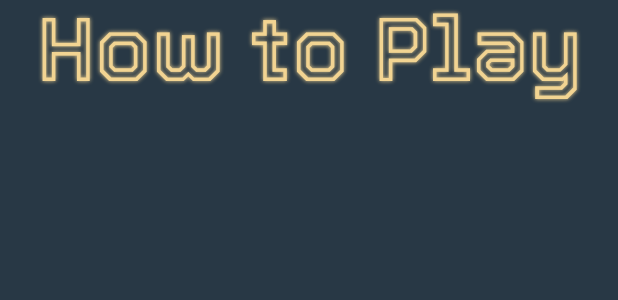
After one commit to pietermn/SM4groep10, an Android app: the layout activity_howtoplay.xml on its own in the app's theme, with its tools: preview values and no code run, on a phone screen of 412 x 824 dp. The commit adds this screen. Shown: the top 300 px of the screen. Run offline under Robolectric (Android 15) with nearby library versions, the phone set to English and light mode, and no system bars.

Commit message:
Added howtoplay and settings activities

```diff
--- a/app/BeerBuddies/app/src/main/AndroidManifest.xml
+++ b/app/BeerBuddies/app/src/main/AndroidManifest.xml
@@ -20,6 +20,8 @@
         </activity>
         <activity android:name=".HomeActivity" />
         <activity android:name=".PartyPackSelectorActivity" />
+        <activity android:name=".SettingsActivity" />
+        <activity android:name=".HowToPlayActivity" />
     </application>
 
 </manifest>
--- /dev/null
+++ b/app/BeerBuddies/app/src/main/res/layout/activity_howtoplay.xml
@@ -0,0 +1,25 @@
+<?xml version="1.0" encoding="utf-8"?>
+<androidx.constraintlayout.widget.ConstraintLayout xmlns:android="http://schemas.android.com/apk/res/android"
+    xmlns:app="http://schemas.android.com/apk/res-auto"
+    android:layout_width="match_parent"
+    android:layout_height="match_parent"
+    android:background="@color/primary">
+
+    <TextView
+        android:id="@+id/tvTitle"
+        android:layout_width="wrap_content"
+        android:layout_height="wrap_content"
+        android:layout_marginTop="-10dp"
+        android:fontFamily="@font/tourneydef"
+        android:text="How to Play"
+        android:textColor="@color/logo"
+        android:textSize="60sp"
+        android:shadowColor="@color/logo"
+        android:shadowDx="0"
+        android:shadowDy="0"
+        android:shadowRadius="3"
+        app:layout_constraintEnd_toEndOf="parent"
+        app:layout_constraintStart_toStartOf="parent"
+        app:layout_constraintTop_toTopOf="parent" />
+
+</androidx.constraintlayout.widget.ConstraintLayout>
```
Also changed, not shown: app/BeerBuddies/app/src/main/java/com/groep10/beerbuddies/HomeActivity.kt (+10 -0 lines), app/BeerBuddies/app/src/main/java/com/groep10/beerbuddies/HowToPlayActivity.kt (added, +19 -0 lines), app/BeerBuddies/app/src/main/java/com/groep10/beerbuddies/SettingsActivity.kt (added, +19 -0 lines), app/BeerBuddies/app/src/main/res/layout/activity_settings.xml (added, +25 -0 lines).
